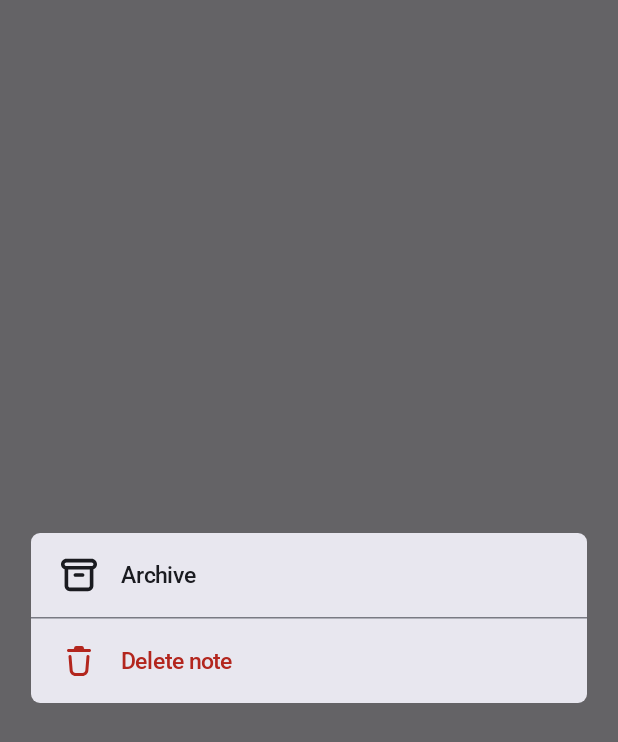
After one commit to Chris-KH/WorkNestApp, an Android app built with Jetpack Compose: the composable NoteItemDialog shown on its own in the app's theme, on a phone screen of 412 x 824 dp. The commit adds this screen. Shown: the top 742 px of the screen. Run offline under Robolectric (Android 15) with nearby library versions, the phone set to English and light mode, and no system bars; Roboto replaces fonts that are not available here; 1 statement that could not run was skipped.

Commit message:
NoteScreenItem update

```diff
--- /dev/null
+++ b/app/src/main/java/com/apcs/worknestapp/ui/screens/note/NoteItemDialog.kt
@@ -0,0 +1,103 @@
+package com.apcs.worknestapp.ui.screens.note
+
+import androidx.compose.foundation.clickable
+import androidx.compose.foundation.layout.Column
+import androidx.compose.foundation.layout.PaddingValues
+import androidx.compose.foundation.layout.Row
+import androidx.compose.foundation.layout.Spacer
+import androidx.compose.foundation.layout.fillMaxWidth
+import androidx.compose.foundation.layout.padding
+import androidx.compose.foundation.layout.size
+import androidx.compose.foundation.layout.width
+import androidx.compose.foundation.shape.RoundedCornerShape
+import androidx.compose.material3.BasicAlertDialog
+import androidx.compose.material3.Card
+import androidx.compose.material3.CardDefaults
+import androidx.compose.material3.ExperimentalMaterial3Api
+import androidx.compose.material3.HorizontalDivider
+import androidx.compose.material3.Icon
+import androidx.compose.material3.MaterialTheme
+import androidx.compose.material3.Text
+import androidx.compose.runtime.Composable
+import androidx.compose.ui.Alignment
+import androidx.compose.ui.Modifier
+import androidx.compose.ui.res.painterResource
+import androidx.compose.ui.text.TextStyle
+import androidx.compose.ui.text.font.FontWeight
+import androidx.compose.ui.unit.dp
+import androidx.compose.ui.unit.sp
+import androidx.compose.ui.window.DialogProperties
+import com.apcs.worknestapp.R
+import com.apcs.worknestapp.ui.theme.Inter
+import com.apcs.worknestapp.ui.theme.Roboto
+
+@OptIn(ExperimentalMaterial3Api::class)
+@Composable
+fun NoteItemDialog(
+    onDismissRequest: () -> Unit,
+) {
+    BasicAlertDialog(
+        onDismissRequest = onDismissRequest,
+        properties = DialogProperties(dismissOnClickOutside = true),
+    ) {
+        val buttonTextStyle = TextStyle(
+            fontSize = 15.sp,
+            lineHeight = 15.sp,
+            letterSpacing = 0.sp,
+            fontFamily = Roboto,
+            fontWeight = FontWeight.Medium
+        )
+        Card(
+            colors = CardDefaults.cardColors(
+                containerColor = MaterialTheme.colorScheme.surfaceContainerHigh,
+                contentColor = MaterialTheme.colorScheme.onSurface,
+            ),
+            shape = RoundedCornerShape(6.dp),
+            modifier = Modifier.fillMaxWidth(0.9f)
+        ) {
+            Column(modifier = Modifier.fillMaxWidth()) {
+                val rowPadding = PaddingValues(vertical = 16.dp, horizontal = 20.dp)
+                val leadingIconSpacer = 16.dp
+                Row(
+                    verticalAlignment = Alignment.CenterVertically,
+                    modifier = Modifier
+                        .fillMaxWidth()
+                        .clickable(onClick = {})
+                        .padding(rowPadding)
+                ) {
+                    Icon(
+                        painter = painterResource(R.drawable.outline_archive),
+                        contentDescription = "Archive note",
+                        modifier = Modifier.size(24.dp)
+                    )
+                    Spacer(modifier = Modifier.width(leadingIconSpacer))
+                    Text(
+                        text = "Archive",
+                        style = buttonTextStyle,
+                    )
+                }
+                HorizontalDivider()
+                Row(
+                    verticalAlignment = Alignment.CenterVertically,
+                    modifier = Modifier
+                        .fillMaxWidth()
+                        .clickable(onClick = {})
+                        .padding(rowPadding)
+                ) {
+                    Icon(
+                        painter = painterResource(R.drawable.outline_trash),
+                        contentDescription = "Archive note",
+                        tint = MaterialTheme.colorScheme.error,
+                        modifier = Modifier.size(24.dp)
+                    )
+                    Spacer(modifier = Modifier.width(leadingIconSpacer))
+                    Text(
+                        text = "Delete note",
+                        style = buttonTextStyle,
+                        color = MaterialTheme.colorScheme.error
+                    )
+                }
+            }
+        }
+    }
+}
--- /dev/null
+++ b/app/src/main/res/drawable/outline_archive.xml
@@ -0,0 +1,9 @@
+<vector xmlns:android="http://schemas.android.com/apk/res/android"
+    android:width="512dp"
+    android:height="512dp"
+    android:viewportWidth="459.6"
+    android:viewportHeight="459.6">
+  <path
+      android:pathData="m344.7,436.62h-229.8c-18.42,0 -35.73,-7.17 -48.75,-20.19 -13.02,-13.02 -20.19,-30.33 -20.19,-48.75v-210.72c-9.59,-3.38 -18.37,-8.89 -25.77,-16.29 -13.02,-13.02 -20.19,-30.33 -20.19,-48.75s7.17,-35.73 20.19,-48.75 30.33,-20.19 48.75,-20.19h321.72c18.41,0 35.72,7.17 48.75,20.19 13.02,13.02 20.19,30.33 20.19,48.75s-7.17,35.73 -20.19,48.75c-7.4,7.4 -16.18,12.91 -25.76,16.29v210.72c0,18.41 -7.17,35.73 -20.19,48.75 -13.02,13.02 -30.33,20.19 -48.75,20.19zM91.92,160.86v206.82c0,6.14 2.39,11.91 6.73,16.25s10.11,6.73 16.25,6.73h229.8c6.14,0 11.91,-2.39 16.25,-6.73s6.73,-10.11 6.73,-16.25v-206.82zM68.94,114.9h321.72c6.14,0 11.91,-2.39 16.25,-6.73 4.34,-4.34 6.73,-10.11 6.73,-16.25s-2.39,-11.91 -6.73,-16.25c-4.34,-4.34 -10.11,-6.73 -16.25,-6.73h-321.72c-6.14,0 -11.91,2.39 -16.25,6.73 -4.34,4.34 -6.73,10.11 -6.73,16.25 0,6.14 2.39,11.91 6.73,16.25 4.34,4.34 10.11,6.73 16.25,6.73zM275.76,252.78h-91.92c-12.69,0 -22.98,-10.29 -22.98,-22.98 0,-12.69 10.29,-22.98 22.98,-22.98h91.92c12.69,0 22.98,10.29 22.98,22.98 0,12.69 -10.29,22.98 -22.98,22.98z"
+      android:fillColor="#000000"/>
+</vector>
--- a/app/src/main/res/drawable/outline_trash.xml
+++ b/app/src/main/res/drawable/outline_trash.xml
@@ -4,12 +4,15 @@
     android:viewportWidth="24"
     android:viewportHeight="24">
   <path
-      android:fillColor="#FF000000"
-      android:pathData="m21,5h-3v-1a3,3 0,0 0,-3 -3h-6a3,3 0,0 0,-3 3v1h-3a1,1 0,0 0,0 2h0.06l0.71,11.31a5,5 0,0 0,5 4.69h6.48a5,5 0,0 0,5 -4.69l0.69,-11.31h0.06a1,1 0,0 0,0 -2zM8,4a1,1 0,0 1,1 -1h6a1,1 0,0 1,1 1v1h-8zM18.24,18.19a3,3 0,0 1,-3 2.81h-6.48a3,3 0,0 1,-3 -2.81l-0.7,-11.19h13.88z"/>
+      android:pathData="m4,5c0,-0.552 0.448,-1 1,-1h14c0.552,0 1,0.448 1,1s-0.448,1 -1,1h-14c-0.552,0 -1,-0.448 -1,-1z"
+      android:fillColor="#000000"
+      android:fillType="evenOdd"/>
   <path
-      android:fillColor="#FF000000"
-      android:pathData="m10,10a1,1 0,0 0,-1 1v6a1,1 0,0 0,2 0v-6a1,1 0,0 0,-1 -1z"/>
+      android:pathData="m8.778,3.333c0,-0.736 0.597,-1.333 1.333,-1.333h3.778c0.736,0 1.333,0.597 1.333,1.333 0,0.368 0.299,0.667 0.667,0.667h0.111v2h-0.111c-1.243,0 -2.287,-0.85 -2.583,-2h-2.612c-0.296,1.15 -1.34,2 -2.583,2h-0.111v-2h0.111c0.368,0 0.667,-0.298 0.667,-0.667z"
+      android:fillColor="#000000"
+      android:fillType="evenOdd"/>
   <path
-      android:fillColor="#FF000000"
-      android:pathData="m14,10a1,1 0,0 0,-1 1v6a1,1 0,0 0,2 0v-6a1,1 0,0 0,-1 -1z"/>
+      android:pathData="m5.917,8.003c0.55,-0.046 1.034,0.363 1.08,0.914l0.771,9.249c0.086,1.037 0.953,1.834 1.993,1.834h4.479c1.04,0 1.907,-0.797 1.993,-1.834l0.771,-9.249c0.046,-0.55 0.529,-0.959 1.08,-0.914 0.55,0.046 0.959,0.529 0.914,1.08l-0.771,9.249c-0.173,2.073 -1.906,3.668 -3.986,3.668h-4.479c-2.08,0 -3.813,-1.595 -3.986,-3.668l-0.771,-9.249c-0.046,-0.55 0.363,-1.034 0.914,-1.08z"
+      android:fillColor="#000000"
+      android:fillType="evenOdd"/>
 </vector>
```
Also changed, not shown: app/src/main/java/com/apcs/worknestapp/data/remote/note/NoteRepositoryImpl.kt (+6 -4 lines), app/src/main/java/com/apcs/worknestapp/ui/screens/note/NoteItem.kt (+28 -7 lines), app/src/main/java/com/apcs/worknestapp/ui/screens/note/NoteScreen.kt (+49 -16 lines), app/src/main/java/com/apcs/worknestapp/ui/screens/note_detail/NoteDetailScreen.kt (+7 -9 lines), app/src/main/res/drawable/fill_location_on.xml (deleted, +0 -9 lines), app/src/main/res/drawable/fill_take_note.xml (deleted, +0 -15 lines), app/src/main/res/drawable/fill_trash.xml (+7 -2 lines).
